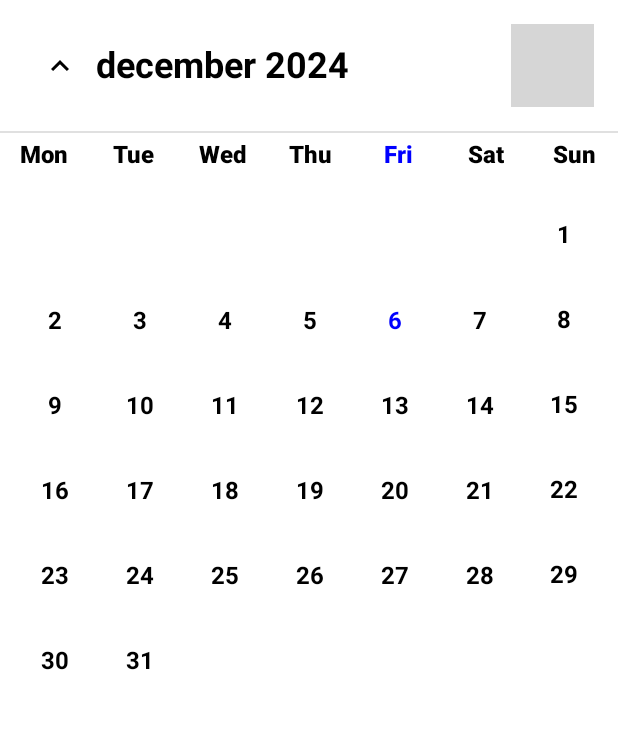
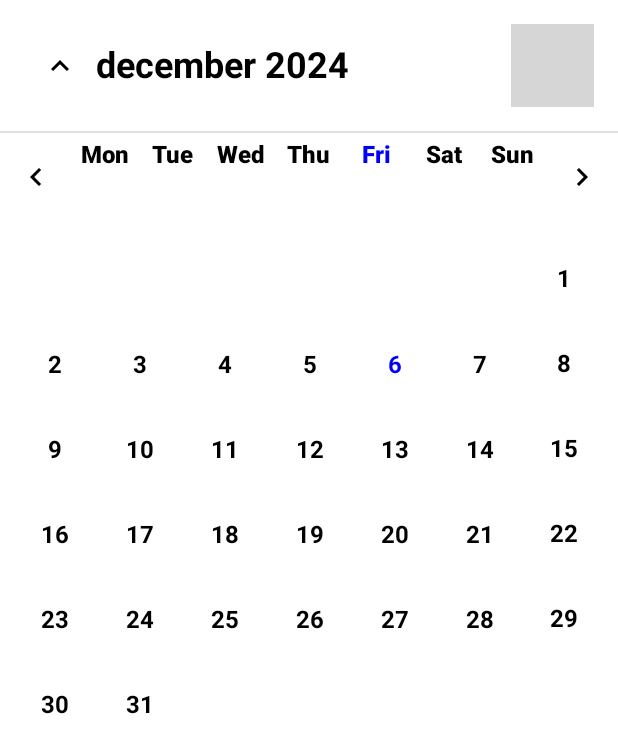
Before and after one commit to comus3/software_archi_project, an Android app built with Jetpack Compose: the composable CalendarScreen shown on its own in the app's theme, on a phone screen of 412 x 824 dp. Shown: the top 753 px of the screen. Run offline under Robolectric (Android 15) with nearby library versions, the phone set to English and light mode, and no system bars; our stand-ins replace Compose Multiplatform resources; 6 statements that could not run were skipped; grey boxes are pictures that could not be loaded.

Commit message:
boutons opérationnels mais interface pas ok!!

```diff
--- a/SchoolManager/composeApp/build.gradle.kts
+++ b/SchoolManager/composeApp/build.gradle.kts
@@ -76,7 +76,6 @@ kotlin {
         }
         desktopMain.dependencies {
             implementation(compose.desktop.currentOs)
-            implementation(libs.kotlinx.coroutines.swing)
         }
     }
 }
--- a/SchoolManager/composeApp/src/commonMain/kotlin/org/schoolmanager/project/ui/calendar/Calendar.kt
+++ b/SchoolManager/composeApp/src/commonMain/kotlin/org/schoolmanager/project/ui/calendar/Calendar.kt
@@ -30,7 +30,6 @@ import kotlinx.datetime.Clock
 import kotlinx.datetime.LocalDate
 import kotlinx.datetime.DateTimeUnit
 import kotlinx.datetime.TimeZone
-import kotlinx.datetime.atStartOfDayIn
 import kotlinx.datetime.plus
 import kotlinx.datetime.toLocalDateTime
 import org.jetbrains.compose.resources.painterResource
@@ -38,38 +37,34 @@ import org.schoolmanager.project.data.model.Course
 import org.schoolmanager.project.viewmodel.CalendarViewModel
 import schoolmanager.composeapp.generated.resources.Res
 import schoolmanager.composeapp.generated.resources.profilephoto
-import kotlin.time.Duration.Companion.days
 import androidx.compose.ui.text.style.TextAlign
 import androidx.compose.animation.core.tween
 import androidx.compose.ui.unit.IntOffset
 import androidx.compose.animation.core.*
 import androidx.compose.foundation.shape.RoundedCornerShape
+import androidx.compose.material.icons.automirrored.filled.KeyboardArrowLeft
+import androidx.compose.material.icons.automirrored.filled.KeyboardArrowRight
+import kotlinx.datetime.minus
+
 
 @Composable
 fun CalendarScreen(viewModel: CalendarViewModel = CalendarViewModel(), goToProfile:()-> Unit) {
+    // Obtenir la date actuelle
+    val timeZone = TimeZone.currentSystemDefault()
+    var selectedDate by remember { mutableStateOf(Clock.System.now().toLocalDateTime(timeZone).date) }
+    var isMonthView by remember { mutableStateOf(true) }
 
-    // Obtenir la date actuelle
-    val currentDate = Clock.System.now()
-        .toLocalDateTime(TimeZone.currentSystemDefault())
+    // Calcul du mois et de l'année dynamiquement à partir de selectedDate
+    val month = selectedDate.month.name
+    val year = selectedDate.year
 
-    // Récupérer le mois et l'année
-    val month = currentDate.month.name
-    val year = currentDate.year
+    // Calcul des jours pour le mois ou la semaine
+    val daysInMonth = viewModel.getDaysInMonth(selectedDate)
+    val firstDayOfWeek = LocalDate(selectedDate.year, selectedDate.month, 1).dayOfWeek
 
-    var isMonthView by remember { mutableStateOf(true) }
-    val timeZone = TimeZone.currentSystemDefault()
-    // Date sélectionnée par défaut
-    var selectedDate by remember { mutableStateOf(Clock.System.now().toLocalDateTime(timeZone).date) }
-    val daysInMonth = viewModel.getDaysInMonth(selectedDate)
-    // Calculer le premier jour du mois
-    val firstDayOfWeek = LocalDate(selectedDate.year, selectedDate.month, 1).dayOfWeek
-    val selectedDateInstant = selectedDate.atStartOfDayIn(timeZone)
-
-    // Trouver le début de la semaine (lundi)
-    val startOfWeekInstant = selectedDateInstant.minus(selectedDate.dayOfWeek.ordinal.days)
-    val startOfWeek = startOfWeekInstant.toLocalDateTime(timeZone).date
-
-    // Liste des dates de la semaine en ajoutant des jours à partir du début de la semaine
+    //val startOfWeek = selectedDate.minusDays(selectedDate.dayOfWeek.ordinal.toLong())
+    val startOfWeek = selectedDate.minus(selectedDate.dayOfWeek.ordinal, DateTimeUnit.DAY)
+    //val weekDates = (0 until 7).map { startOfWeek.plusDays(it.toLong()) }
     val weekDates = (0 until 7).map { dayOffset ->
         startOfWeek.plus(dayOffset, DateTimeUnit.DAY)
     }
@@ -82,12 +77,13 @@ fun CalendarScreen(viewModel: CalendarViewModel = CalendarViewModel(), goToProfi
                 .padding(bottom = 56.dp)  // Laisse de la place pour la barre de navigation en bas
                 .fillMaxSize()
         ) {
-            // En-tête avec le mois/année et le bouton de bascule
+            // En-tête avec les flèches de navigation et bascule vue
             Row(
                 modifier = Modifier
                     .fillMaxWidth()
                     .padding(16.dp),
-                verticalAlignment = Alignment.CenterVertically
+                verticalAlignment = Alignment.CenterVertically,
+                horizontalArrangement = Arrangement.SpaceBetween
             ) {
                 IconButton(onClick = { isMonthView = !isMonthView }) {
                     if (isMonthView) {
@@ -118,11 +114,17 @@ fun CalendarScreen(viewModel: CalendarViewModel = CalendarViewModel(), goToProfi
                     contentScale= ContentScale.Crop
                 )
             }
+
             Divider()
             Spacer(modifier = Modifier.height(5.dp))
-            WeekDaysHeader(selectedDate = selectedDate)
+
+            // Afficher les jours de la semaine
+            WeekDaysHeader(selectedDate = selectedDate,onMonthChanged = { newDate ->
+                selectedDate = newDate
+            },)
+
+            // Affichage en fonction de la vue sélectionnée (mois ou semaine)
             if (isMonthView) {
-                // Affichage de la grille des jours du mois
                 MonthlyCalendar(
                     daysInMonth = daysInMonth,
                     firstDayOfWeek = firstDayOfWeek,
@@ -131,16 +133,13 @@ fun CalendarScreen(viewModel: CalendarViewModel = CalendarViewModel(), goToProfi
                         selectedDate = LocalDate(selectedDate.year, selectedDate.month, day)
                     }
                 )
-                // Affichage des cours du jour sélectionné
                 val courses = viewModel.getCoursesForDate(selectedDate)
                 CourseList(courses)
             } else {
-                // Affichage de la semaine courante avec les dates et les cours de chaque jour
                 WeeklyCalendar(weekDates, selectedDate) { date ->
                     selectedDate = date
                 }
 
-                // Affichage des cours du jour sélectionné dans la vue hebdomadaire
                 val courses = viewModel.getCoursesForDate(selectedDate)
                 CourseList(courses)
             }
@@ -298,7 +297,7 @@ fun CourseItem(course: Course) {
 }
 
 @Composable
-fun WeekDaysHeader(selectedDate: LocalDate) {
+fun WeekDaysHeader(selectedDate: LocalDate,onMonthChanged: (LocalDate) -> Unit) {
     // Liste des jours de la semaine dans l'ordre
     val weekDays = listOf("Mon", "Tue", "Wed", "Thu", "Fri", "Sat", "Sun")
 
@@ -309,6 +308,17 @@ fun WeekDaysHeader(selectedDate: LocalDate) {
         modifier = Modifier.fillMaxWidth(),
         horizontalArrangement = Arrangement.SpaceEvenly // Distribution uniforme
     ) {
+        IconButton(onClick = {
+                    // Aller au mois précédent
+                    val newSelectedMont = selectedDate.minus(1, DateTimeUnit.MONTH)
+                    // Appeler la fonction onMonthChanged pour notifier le parent de la nouvelle date
+                    onMonthChanged(newSelectedMont)
+                }) {
+                    Icon(
+                        imageVector = Icons.AutoMirrored.Filled.KeyboardArrowLeft,
+                        contentDescription = "Previous month"
+                    )
+                }
         weekDays.forEachIndexed { index, day ->
             Text(
                 text = day,
@@ -319,5 +329,16 @@ fun WeekDaysHeader(selectedDate: LocalDate) {
                 color = if (index == selectedDayOfWeekIndex) Color.Blue else Color.Black // Mettre en bleu si c'est le jour sélectionné
             )
         }
+        IconButton(onClick = {
+            // Aller au mois suivant
+            val newSelectedMont = selectedDate.plus(1, DateTimeUnit.MONTH)
+            // Appeler la fonction onMonthChanged pour notifier le parent de la nouvelle date
+            onMonthChanged(newSelectedMont)
+        }) {
+            Icon(
+                imageVector = Icons.AutoMirrored.Filled.KeyboardArrowRight,
+                contentDescription = "Next month"
+            )
+        }
     }
 }
--- a/SchoolManager/gradle/libs.versions.toml
+++ b/SchoolManager/gradle/libs.versions.toml
@@ -1,4 +1,5 @@
 [versions]
+accompanistPager = "0.30.1"
 agp = "8.5.2"
 android-compileSdk = "34"
 android-minSdk = "24"
@@ -20,6 +21,7 @@ uiToolingPreviewAndroid = "1.7.5"
 places = "4.1.0"
 
 [libraries]
+accompanist-pager = { module = "com.google.accompanist:accompanist-pager", version.ref = "accompanistPager" }
 kotlin-test = { module = "org.jetbrains.kotlin:kotlin-test", version.ref = "kotlin" }
 kotlin-test-junit = { module = "org.jetbrains.kotlin:kotlin-test-junit", version.ref = "kotlin" }
 junit = { group = "junit", name = "junit", version.ref = "junit" }
@@ -32,6 +34,7 @@ androidx-constraintlayout = { group = "androidx.constraintlayout", name = "const
 androidx-activity-compose = { module = "androidx.activity:activity-compose", version.ref = "androidx-activityCompose" }
 androidx-lifecycle-viewmodel = { group = "org.jetbrains.androidx.lifecycle", name = "lifecycle-viewmodel", version.ref = "androidx-lifecycle" }
 androidx-lifecycle-runtime-compose = { group = "org.jetbrains.androidx.lifecycle", name = "lifecycle-runtime-compose", version.ref = "androidx-lifecycle" }
+kotlinx-coroutines-core = { module = "org.jetbrains.kotlinx:kotlinx-coroutines-core", version.ref = "kotlinx-coroutines" }
 kotlinx-coroutines-swing = { group = "org.jetbrains.kotlinx", name = "kotlinx-coroutines-swing", version.ref = "kotlinx-coroutines" }
 androidx-ui-tooling-preview-android = { group = "androidx.compose.ui", name = "ui-tooling-preview-android", version.ref = "uiToolingPreviewAndroid" }
 kotlinx-datetime = { module = "org.jetbrains.kotlinx:kotlinx-datetime", version.ref = "kotlinxDatetime" }
```
